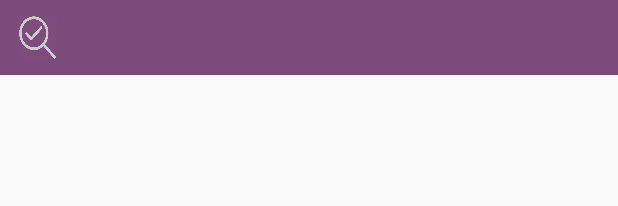
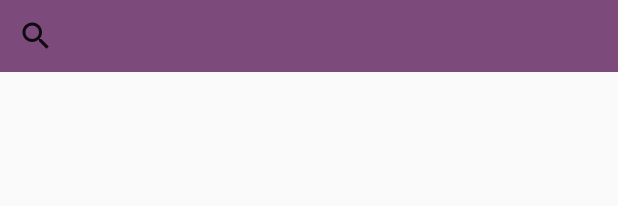
Before and after one commit to slimkaki/AppSultan, an Android app: the layout activity_main.xml on its own in the app's theme, with its tools: preview values and no code run, on a phone screen of 412 x 824 dp. Shown: the top 206 px of the screen. Run offline under Robolectric (Android 15) with nearby library versions, the phone set to English and light mode, and no system bars; plain views replace SwipeMenuListView.

Commit message:
searchbar

```diff
--- a/app/src/main/java/br/edu/insper/al/rafaelama/appsultan/MainActivity.java
+++ b/app/src/main/java/br/edu/insper/al/rafaelama/appsultan/MainActivity.java
@@ -30,7 +30,6 @@ import java.util.List;
 
 public class MainActivity extends AppCompatActivity {
 
-    ImageButton procura;
     ImageButton botao_perfil;
     ImageButton botao_carrinho;
     ImageButton botao_pedidos;
@@ -51,8 +50,6 @@ public class MainActivity extends AppCompatActivity {
         setContentView(R.layout.activity_main);
 
         listView = (SwipeMenuListView) findViewById(R.id.list_view);
-
-        procura = findViewById(R.id.buttonSearch);
 
         botao_perfil = findViewById(R.id.buttonProfile);
 
--- a/app/src/main/res/layout/activity_main.xml
+++ b/app/src/main/res/layout/activity_main.xml
@@ -41,13 +41,10 @@
             android:layout_height="wrap_content"
             android:background="@color/sultanColor"
             android:theme="?attr/actionBarTheme">
-            <ImageButton
-                android:id="@+id/buttonSearch"
-                android:layout_width="50dp"
-                android:layout_height="50dp"
-                android:backgroundTint="@color/sultanColor"
-                android:scaleType="fitXY"
-                android:src="@drawable/searchlupa"/>
+
+            <SearchView
+                android:layout_width="match_parent"
+                android:layout_height="match_parent" />
 
 
         </LinearLayout>
```
